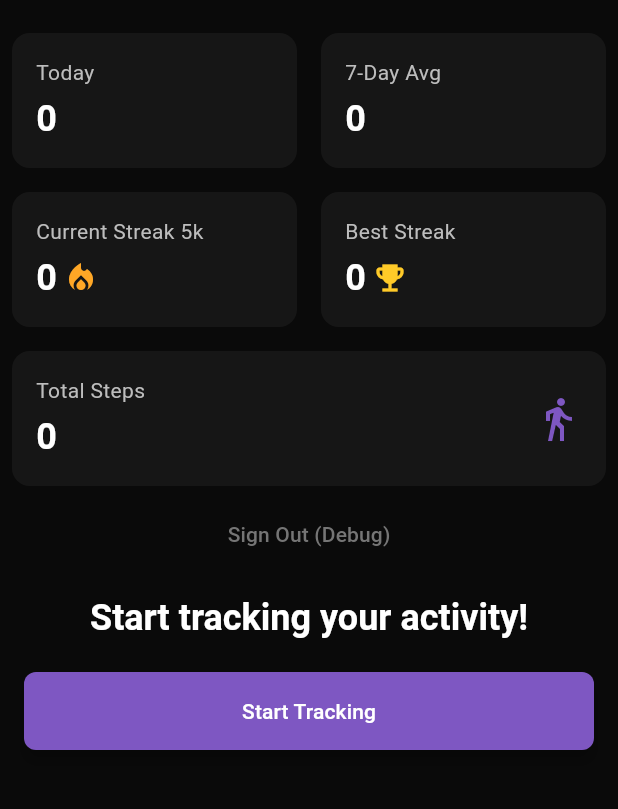
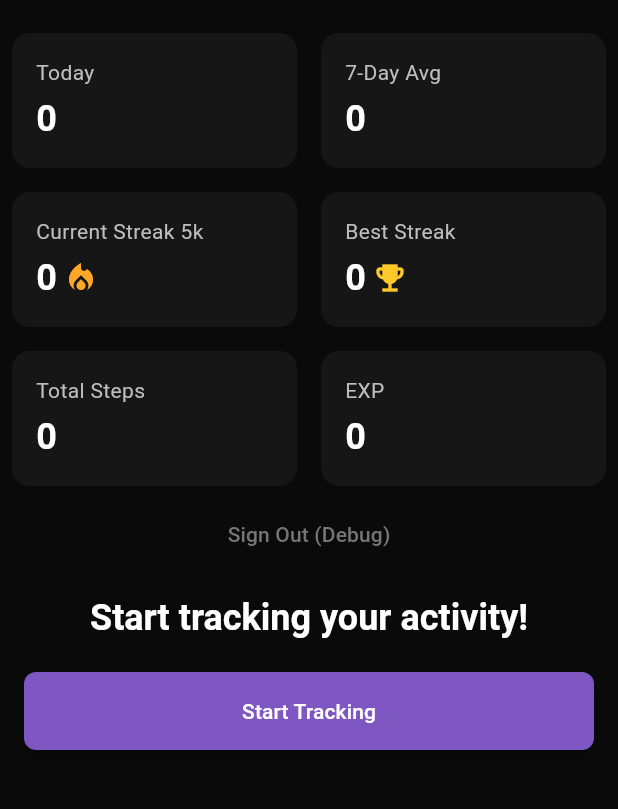
Before and after one commit to Cikle/Movely, a Flutter app: the HomeScreen screen opened directly with empty values, on a phone screen of 412 x 824 dp, the part 63-872 px from its top. Run offline on Flutter 3.47's test engine with Material 3 defaults, Android fonts, the phone set to English and light mode, and no system bars; our stand-ins replace pedometer, permission_handler, supabase_flutter; accounts and stored records are empty.

Commit message:
feat: Add EXP functionality to the project

```diff
--- a/movely/lib/screens/home_screen.dart
+++ b/movely/lib/screens/home_screen.dart
@@ -23,6 +23,7 @@ class _HomeScreenState extends State<HomeScreen> {
   double _averageSteps = 0;
   int _currentStreak = 0;
   int _longestStreak = 0;
+  int _exp = 0;
 
   @override
   void initState() {
@@ -59,7 +60,7 @@ class _HomeScreenState extends State<HomeScreen> {
       if (userId != null) {
         final userData = await Supabase.instance.client
             .from('users')
-            .select('step_history, total_steps, week_average, daily_steps, current_streak, longest_streak')
+            .select('step_history, total_steps, week_average, daily_steps, current_streak, longest_streak, exp')
             .eq('id', userId)
             .single();
 
@@ -70,6 +71,7 @@ class _HomeScreenState extends State<HomeScreen> {
             _averageSteps = (userData['week_average'] as num?)?.toDouble() ?? 0.0;
             _currentStreak = userData['current_streak'] ?? 0;
             _longestStreak = userData['longest_streak'] ?? 0;
+            _exp = userData['exp'] ?? 0;
           });
         }
       }
@@ -265,17 +267,17 @@ class _HomeScreenState extends State<HomeScreen> {
                 ),
               ],
             ),
-            Container(
+            Row(
+              children: [
+                Expanded(
+                  child: Container(
                     padding: const EdgeInsets.all(16.0),
                     margin: const EdgeInsets.all(8.0),
                     decoration: BoxDecoration(
                       color: Colors.white.withOpacity(0.05),
                       borderRadius: BorderRadius.circular(12),
                     ),
-              child: Row(
-                mainAxisAlignment: MainAxisAlignment.spaceBetween,
-                children: [
-                  Column(
+                    child: Column(
                       crossAxisAlignment: CrossAxisAlignment.start,
                       children: [
                         Text(
@@ -296,13 +298,40 @@ class _HomeScreenState extends State<HomeScreen> {
                         ),
                       ],
                     ),
-                  Icon(
-                    Icons.directions_walk,
-                    color: Colors.deepPurple.shade400,
-                    size: 32,
+                  ),
+                ),
+                Expanded(
+                  child: Container(
+                    padding: const EdgeInsets.all(16.0),
+                    margin: const EdgeInsets.all(8.0),
+                    decoration: BoxDecoration(
+                      color: Colors.white.withOpacity(0.05),
+                      borderRadius: BorderRadius.circular(12),
+                    ),
+                    child: Column(
+                      crossAxisAlignment: CrossAxisAlignment.start,
+                      children: [
+                        Text(
+                          'EXP',
+                          style: TextStyle(
+                            color: Colors.grey[400],
+                            fontSize: 14,
+                          ),
+                        ),
+                        const SizedBox(height: 4),
+                        Text(
+                          _exp.toString(),
+                          style: const TextStyle(
+                            color: Colors.white,
+                            fontSize: 24,
+                            fontWeight: FontWeight.bold,
+                          ),
                         ),
                       ],
                     ),
+                  ),
+                ),
+              ],
             ),
             TextButton(
               onPressed: () async {
--- a/movely/lib/services/step_service.dart
+++ b/movely/lib/services/step_service.dart
@@ -3,6 +3,7 @@ import 'package:pedometer/pedometer.dart';
 import 'package:supabase_flutter/supabase_flutter.dart';
 
 class StepService {
+  static const int STEPS_PER_EXP = 25;
   Stream<StepCount>? _stepCountStream;
   StreamSubscription<StepCount>? _stepCountSubscription;
   Timer? _smoothUpdateTimer;
@@ -17,6 +18,8 @@ class StepService {
   Stream<int> get stepStream => _stepsController.stream;
   int get steps => _displaySteps;
   int get displaySteps => _displaySteps;
+  int _exp = 0;
+  int get exp => _exp;
 
   bool _isNewDay() {
     final now = DateTime.now();
@@ -60,6 +63,9 @@ class StepService {
           _steps = _displaySteps;
           _stepsController.add(_displaySteps);
         }
+        if (userData['exp'] != null) {
+          _exp = userData['exp'];
+        }
       }
 
       // Start step counting after loading initial value
@@ -76,6 +82,7 @@ class StepService {
           _steps = newSteps;
           _displaySteps = newSteps;
           _stepsController.add(_displaySteps);
+          _calculateExp();
           _saveSteps();
         },
         onError: (error) {
@@ -95,6 +102,13 @@ class StepService {
         _stepsController.add(_displaySteps);
       }
     });
+  }
+
+  void _calculateExp() {
+    int newExp = _exp + (_steps ~/ STEPS_PER_EXP);
+    if (newExp > _exp) {
+      _exp = newExp;
+    }
   }
 
   Future<void> _saveSteps() async {
@@ -208,6 +222,7 @@ class StepService {
             'longest_streak': longestStreak,
             'last_streak_date': now.toIso8601String(),
             'updated_at': now.toIso8601String(),
+            'exp': _exp,
           }).eq('id', userId);
         }
       }
```
Also changed, not shown: movely/lib/main.dart (+11 -0 lines), movely/lib/services/activity_service.dart (+33 -0 lines), 1 other file. Lines whose indentation alone changed are shown as unchanged.
